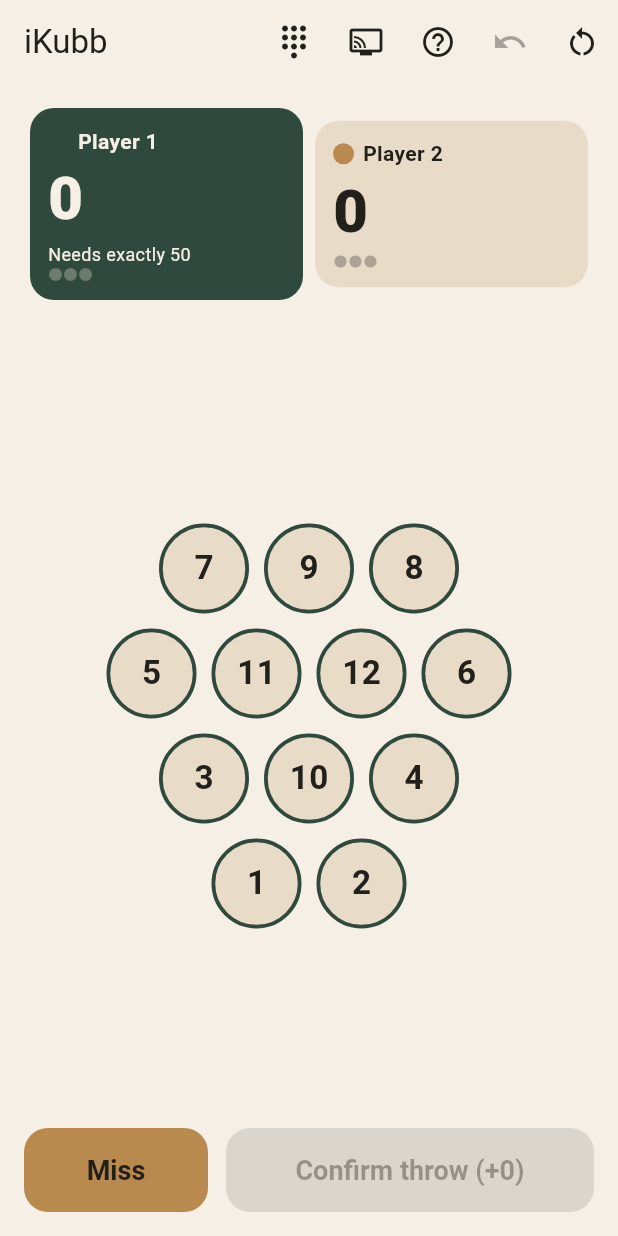
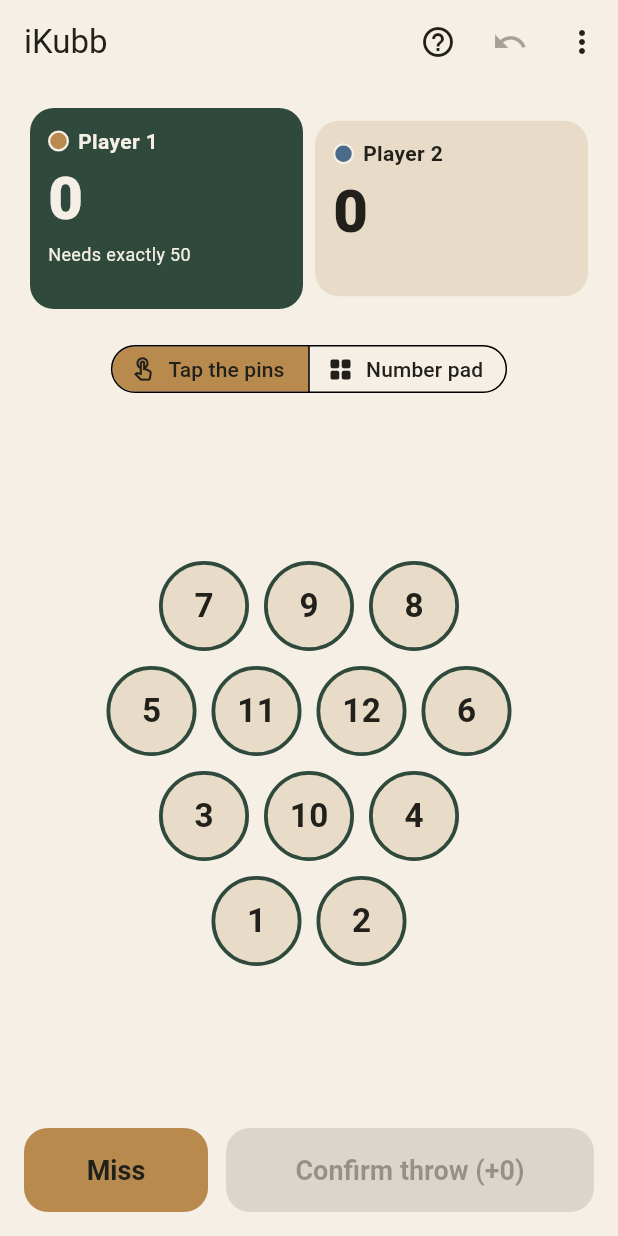
Before and after one commit to JKoenen99/iKubb, a Flutter app: the GameScreen screen opened by its route, on a phone screen of 412 x 824 dp. Run offline on Flutter 3.47's test engine with Material 3 defaults, Android fonts, the phone set to English and light mode, and no system bars; our stand-ins replace flutter_riverpod, go_router, shared_preferences; accounts and stored records are empty.

Commit message:
Apply UX-audit Phase 1: identity palette, app bar, miss dots, web brand
Player identity colors no longer include the brand surface hues (forest,
pine), fixing the audit's top finding: a player's dot vanished against
the active card and the scoreboard field. The new 8-hue set (oak, fjord
blue, berry, amber, plum, copper, slate, indigo) reads on birch and dark
surfaces, identity dots gain a birch contrast ring, and the scoreboard's
active tint strengthens to 45%.

The game app bar drops from five icons to three: rules and undo stay
visible, scoreboard (now a proper scoreboard icon instead of the
misleading cast glyph) and new game move to a labeled overflow menu, and
the input-mode switch becomes a labeled segmented control sitting above
the input it changes. The pin diagram scales with FittedBox so the
taller input column fits small screens.

Miss dots now fade in only once a streak exists (fixed-height slot, no
layout jump, non-interactive while hidden) and grow on the scoreboard
for across-field reading.

Web preview branding: iKubb title and meta, birch splash with an inline
mascot mark removed on flutter-first-frame, manifest colors, and
generated brand favicon/PWA icons (flat Viking-head mark drawn to match
the mascot).

Co-Authored-By: Claude Fable 5 <noreply@anthropic.com>
Claude-Session: https://claude.ai/code/session_01AMJiLjukVyKatjtEvQnLEd

```diff
--- a/lib/features/game/game_screen.dart
+++ b/lib/features/game/game_screen.dart
@@ -55,22 +55,11 @@ class _GameScreenState extends ConsumerState<GameScreen> {
     final scheme = Theme.of(context).colorScheme;
 
     return Scaffold(
+      // Three visible actions only (audit #4): rules and undo stay, the
+      // rest lives in an overflow menu with labeled rows.
       appBar: AppBar(
         title: Text(l10n.appTitle),
         actions: [
-          IconButton(
-            tooltip:
-                inputMode == InputMode.pins ? l10n.numberPad : l10n.tapPins,
-            onPressed: ref.read(inputModeProvider.notifier).toggle,
-            icon: Icon(inputMode == InputMode.pins
-                ? Icons.dialpad
-                : Icons.touch_app_outlined),
-          ),
-          IconButton(
-            tooltip: l10n.scoreboardMode,
-            onPressed: () => context.push('/scoreboard'),
-            icon: const Icon(Icons.connected_tv),
-          ),
           IconButton(
             tooltip: l10n.rules,
             onPressed: () => showRulesPanel(context),
@@ -78,14 +67,34 @@ class _GameScreenState extends ConsumerState<GameScreen> {
           ),
           IconButton(
             tooltip: l10n.undo,
-            onPressed:
-                game.throws.isEmpty ? null : ref.read(gameControllerProvider.notifier).undo,
+            onPressed: game.throws.isEmpty
+                ? null
+                : ref.read(gameControllerProvider.notifier).undo,
             icon: const Icon(Icons.undo),
           ),
-          IconButton(
-            tooltip: l10n.newGame,
-            onPressed: () => ref.read(gameControllerProvider.notifier).newGame(),
-            icon: const Icon(Icons.restart_alt),
+          PopupMenuButton<String>(
+            onSelected: (value) => switch (value) {
+              'scoreboard' => context.push('/scoreboard'),
+              _ => ref.read(gameControllerProvider.notifier).newGame(),
+            },
+            itemBuilder: (context) => [
+              PopupMenuItem(
+                value: 'scoreboard',
+                child: ListTile(
+                  contentPadding: EdgeInsets.zero,
+                  leading: const Icon(Icons.scoreboard_outlined),
+                  title: Text(l10n.scoreboardMode),
+                ),
+              ),
+              PopupMenuItem(
+                value: 'newGame',
+                child: ListTile(
+                  contentPadding: EdgeInsets.zero,
+                  leading: const Icon(Icons.restart_alt),
+                  title: Text(l10n.newGame),
+                ),
+              ),
+            ],
           ),
         ],
       ),
@@ -123,33 +132,79 @@ class _GameScreenState extends ConsumerState<GameScreen> {
     );
   }
 
+  /// The labeled mode switch lives with the input it changes (audit #4).
+  Widget _modeSwitch(InputMode inputMode) {
+    final l10n = AppLocalizations.of(context)!;
+    return Center(
+      child: Padding(
+        padding: const EdgeInsets.only(top: 4),
+        child: SegmentedButton<InputMode>(
+          showSelectedIcon: false,
+          style: const ButtonStyle(visualDensity: VisualDensity.compact),
+          segments: [
+            ButtonSegment(
+              value: InputMode.pins,
+              icon: const Icon(Icons.touch_app_outlined, size: 18),
+              label: Text(l10n.tapPins),
+            ),
+            ButtonSegment(
+              value: InputMode.pad,
+              icon: const Icon(Icons.grid_view_rounded, size: 18),
+              label: Text(l10n.numberPad),
+            ),
+          ],
+          selected: {inputMode},
+          onSelectionChanged: (s) {
+            if (s.first != inputMode) {
+              ref.read(inputModeProvider.notifier).toggle();
+            }
+          },
+        ),
+      ),
+    );
+  }
+
   Widget _inputArea(Game game, InputMode inputMode) {
     final l10n = AppLocalizations.of(context)!;
     final current = game.currentSideIndex;
 
     if (inputMode == InputMode.pad) {
-      return Center(
+      return Column(
+        children: [
+          _modeSwitch(inputMode),
+          Expanded(
+            child: Center(
               child: SingleChildScrollView(
                 padding: const EdgeInsets.all(16),
                 child: NumberPad(
-            pointsNeeded: current == null ? 0 : game.pointsNeeded(current),
+                  pointsNeeded: current == null
+                      ? 0
+                      : game.pointsNeeded(current),
                   overshootPenalty:
                       game.rules.overshootPolicy != OvershootPolicy.none,
                   onScore: game.winner != null ? (_) {} : _padScore,
                 ),
               ),
+            ),
+          ),
+        ],
       );
     }
 
     final throwScore = Throw.pins(_selected).score;
-    final wouldBust = current != null &&
+    final wouldBust =
+        current != null &&
         throwScore > game.pointsNeeded(current) &&
         game.rules.overshootPolicy != OvershootPolicy.none;
 
     return Column(
       children: [
-        const Spacer(),
-        PinDiagram(
+        _modeSwitch(inputMode),
+        Expanded(
+          child: Center(
+            child: FittedBox(
+              fit: BoxFit.scaleDown,
+              child: PinDiagram(
                 selected: _selected,
                 onToggle: game.winner != null
                     ? null
@@ -159,7 +214,9 @@ class _GameScreenState extends ConsumerState<GameScreen> {
                             : _selected.add(pin);
                       }),
               ),
-        const Spacer(),
+            ),
+          ),
+        ),
         Padding(
           padding: const EdgeInsets.fromLTRB(16, 0, 16, 16),
           child: Row(
@@ -233,8 +290,8 @@ class _Standings extends ConsumerWidget {
               isActive: i == game.currentSideIndex,
               needsLine: l10n.needsExactly(game.pointsNeeded(i)),
               missLimit: game.rules.missLimit,
-                  color: playerColors[
-                      (sideColors[game.sides[i].id] ?? i) %
+              color:
+                  playerColors[(sideColors[game.sides[i].id] ?? i) %
                       playerColors.length],
             ),
           ),
@@ -291,7 +348,11 @@ class _SideCard extends StatelessWidget {
               width: 14,
               height: 14,
               margin: const EdgeInsets.only(right: 6),
-              decoration: BoxDecoration(color: color, shape: BoxShape.circle),
+              decoration: BoxDecoration(
+                color: color,
+                shape: BoxShape.circle,
+                border: Border.all(color: IKubbPalette.birchLight, width: 1.5),
+              ),
             ),
             Expanded(
               child: Text(
@@ -314,8 +375,16 @@ class _SideCard extends StatelessWidget {
         ),
         if (isActive)
           Text(needsLine, style: TextStyle(fontSize: 12, color: onColor)),
-        // Miss dots deep-link to their exact rule card (SPEC.md §3.6).
-        InkWell(
+        // Miss dots fade in on the first miss (audit #6) and deep-link to
+        // their exact rule card (SPEC.md §3.6). Fixed height: no jump.
+        SizedBox(
+          height: 16,
+          child: IgnorePointer(
+            ignoring: state.missStreak == 0,
+            child: AnimatedOpacity(
+              duration: const Duration(milliseconds: 250),
+              opacity: state.missStreak > 0 ? 1 : 0,
+              child: InkWell(
                 onTap: () =>
                     showRulesPanel(context, categoryId: RuleCategoryIds.misses),
                 child: Row(
@@ -332,6 +401,9 @@ class _SideCard extends StatelessWidget {
                   ],
                 ),
               ),
+            ),
+          ),
+        ),
       ],
     );
   }
--- a/lib/features/setup/player.dart
+++ b/lib/features/setup/player.dart
@@ -1,19 +1,20 @@
 import 'dart:ui';
-
-import 'package:flutter/material.dart' show Colors;
 
 import '../../theme/palette.dart';
 
-/// Avatar colors players can pick from — drawn from the brand palette.
+/// Player-identity colors. Deliberately excludes the brand surface hues
+/// (forest, pine) so a player's color never disappears against the active
+/// card or the scoreboard field (UX audit finding #1). Every hue reads on
+/// both birch and dark-green surfaces.
 const playerColors = <Color>[
-  IKubbPalette.forest,
   IKubbPalette.oak,
-  IKubbPalette.pine,
-  IKubbPalette.walnut,
+  Color(0xFF4A6B8A), // fjord blue
   IKubbPalette.berry,
   IKubbPalette.amber,
-  Colors.blueGrey,
-  Colors.indigo,
+  Color(0xFF7B4A6E), // plum
+  Color(0xFFB05C2A), // copper
+  Color(0xFF546E7A), // slate
+  Color(0xFF4E5A9E), // indigo
 ];
 
 /// An app-level player. The scoring engine only sees a [Side]; avatar and
```
Also changed, not shown: lib/features/game/scoreboard_screen.dart (+14 -4 lines), lib/features/setup/setup_screen.dart (+7 -1 lines), 9 other files. Lines whose indentation alone changed are shown as unchanged.
